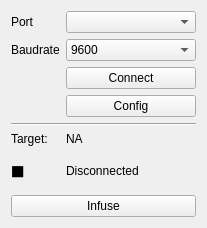
Above: WidgetPump.ui from AGuilbault/Microcal before the change. Below: the same form after it.
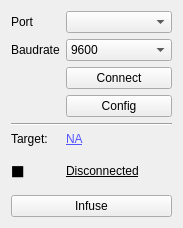
That is the form after the change.

Diff of the .ui file:
```diff
--- a/WidgetPump.ui
+++ b/WidgetPump.ui
@@ -6,7 +6,7 @@
    <rect>
     <x>0</x>
     <y>0</y>
-    <width>207</width>
+    <width>183</width>
     <height>222</height>
    </rect>
   </property>
@@ -111,6 +111,11 @@
        <verstretch>0</verstretch>
       </sizepolicy>
      </property>
+     <property name="font">
+      <font>
+       <underline>true</underline>
+      </font>
+     </property>
      <property name="text">
       <string>Disconnected</string>
      </property>
@@ -135,6 +140,48 @@
    </item>
    <item row="5" column="1">
     <widget class="QLabel" name="lbl_target">
+     <property name="palette">
+      <palette>
+       <active>
+        <colorrole role="WindowText">
+         <brush brushstyle="SolidPattern">
+          <color alpha="255">
+           <red>85</red>
+           <green>85</green>
+           <blue>255</blue>
+          </color>
+         </brush>
+        </colorrole>
+       </active>
+       <inactive>
+        <colorrole role="WindowText">
+         <brush brushstyle="SolidPattern">
+          <color alpha="255">
+           <red>85</red>
+           <green>85</green>
+           <blue>255</blue>
+          </color>
+         </brush>
+        </colorrole>
+       </inactive>
+       <disabled>
+        <colorrole role="WindowText">
+         <brush brushstyle="SolidPattern">
+          <color alpha="255">
+           <red>120</red>
+           <green>120</green>
+           <blue>120</blue>
+          </color>
+         </brush>
+        </colorrole>
+       </disabled>
+      </palette>
+     </property>
+     <property name="font">
+      <font>
+       <underline>true</underline>
+      </font>
+     </property>
      <property name="text">
       <string>NA</string>
      </property>
```
Left out of the diff: 6 changed lines with no effect on the pictures.
